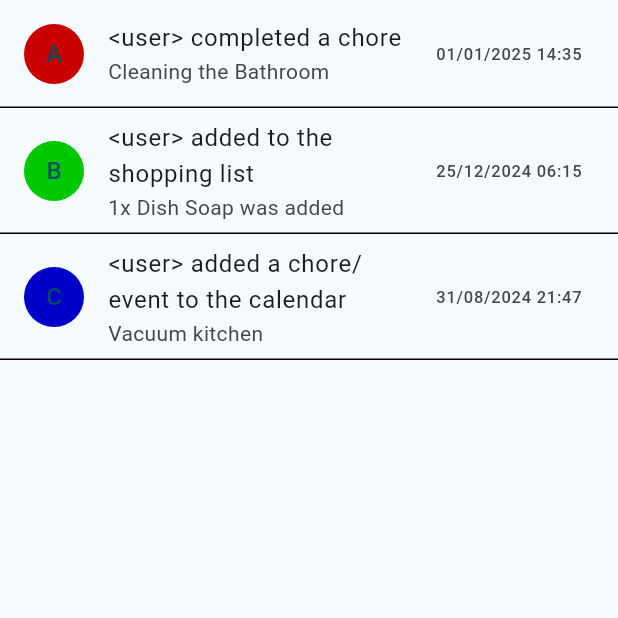
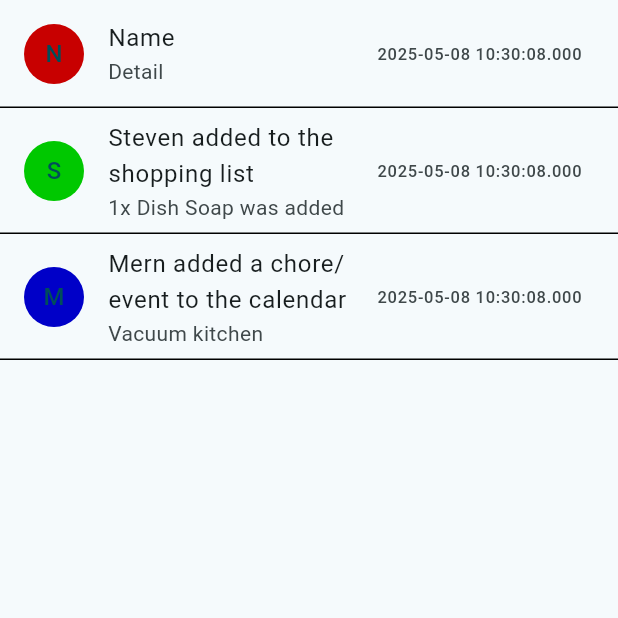
Before and after one commit to 6B-Best-group/TheHousemateApp, a Flutter app: the MyCustomForm screen opened directly, on a phone screen of 412 x 824 dp, the top half of it. Run offline on Flutter 3.47's test engine with Material 3 defaults, Android fonts, the phone set to English and light mode, and no system bars; our stand-ins replace flutter_calendar_carousel.

Commit message:
classes work with action log

```diff
--- a/housemate_app/lib/action_log.dart
+++ b/housemate_app/lib/action_log.dart
@@ -29,45 +29,45 @@ class MyCustomForm extends StatefulWidget {
 
 class _MyCustomFormState extends State<MyCustomForm> {
 
+  ActionLogNotification test1 = ActionLogNotification('Name', 'Detail');
+  ActionLogNotification test2 = ActionLogNotification('Steven added to the shopping list', '1x Dish Soap was added');
+  ActionLogNotification test3 = ActionLogNotification('Mern added a chore/event to the calendar', 'Vacuum kitchen');
+
   @override
   Widget build(BuildContext context) {
     return Scaffold(
       body: ListView(
-        children: const <Widget>[
+        children: <Widget>[
           ListTile(
             leading: CircleAvatar(
-              backgroundColor: Color.fromARGB(255, 200, 0, 0),
-              child: Text('A')
+              backgroundColor: const Color.fromARGB(255, 200, 0, 0),
+              child: Text(test1.notificationName[0])
               ),
-            title: Text('<user> completed a chore'),
-            subtitle: Text('Cleaning the Bathroom'),
-            trailing: Text('01/01/2025 14:35'),
+            title: Text(test1.notificationName),
+            subtitle: Text(test1.notificationDetail),
+            trailing: Text(test1.dateAdded.toString()),
           ),
-          Divider(height: 0),
+          const Divider(height: 0),
           ListTile(
             leading: CircleAvatar(
-              backgroundColor: Color.fromARGB(255, 0, 200, 0),
-              child: Text('B')
+              backgroundColor: const Color.fromARGB(255, 0, 200, 0),
+              child: Text(test2.notificationName[0])
               ),
-            title: Text('<user> added to the shopping list'),
-            subtitle: Text(
-              '1x Dish Soap was added',
-            ),
-            trailing: Text('25/12/2024 06:15'),
+            title: Text(test2.notificationName),
+            subtitle: Text(test2.notificationDetail),
+            trailing: Text(test2.dateAdded.toString()),
           ),
-          Divider(height: 0),
+          const Divider(height: 0),
           ListTile(
             leading: CircleAvatar(
-              backgroundColor: Color.fromARGB(255, 0, 0, 200),
-              child: Text('C')
+              backgroundColor: const Color.fromARGB(255, 0, 0, 200),
+              child: Text(test3.notificationName[0])
               ),
-            title: Text('<user> added a chore/event to the calendar'),
-            subtitle: Text(
-              'Vacuum kitchen',
-            ),
-            trailing: Text('31/08/2024 21:47'),
+            title: Text(test3.notificationName),
+            subtitle: Text(test3.notificationDetail),
+            trailing: Text(test3.dateAdded.toString()),
           ),
-          Divider(height: 0),
+          const Divider(height: 0),
         ],
       ),
     );
--- a/housemate_app/lib/class/action_log_notification.dart
+++ b/housemate_app/lib/class/action_log_notification.dart
@@ -1,7 +1,7 @@
-class Notification {
-  String notificationName;
-  String notificationDetail;
-  DateTime dateAdded = DateTime.now();
+class ActionLogNotification {
+  final String notificationName;
+  final String notificationDetail;
+  final DateTime dateAdded = DateTime.now();
 
-  Notification(this.notificationName, this.notificationDetail);
+  ActionLogNotification(this.notificationName, this.notificationDetail);
 }
```
